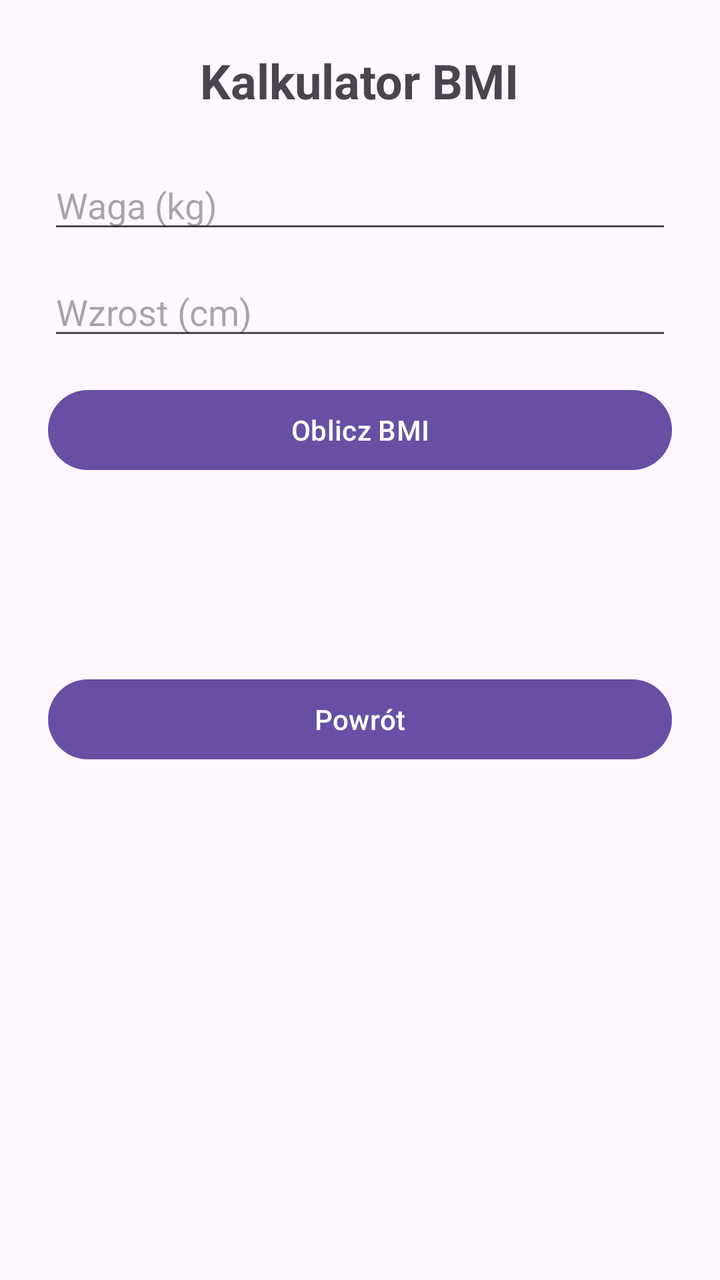
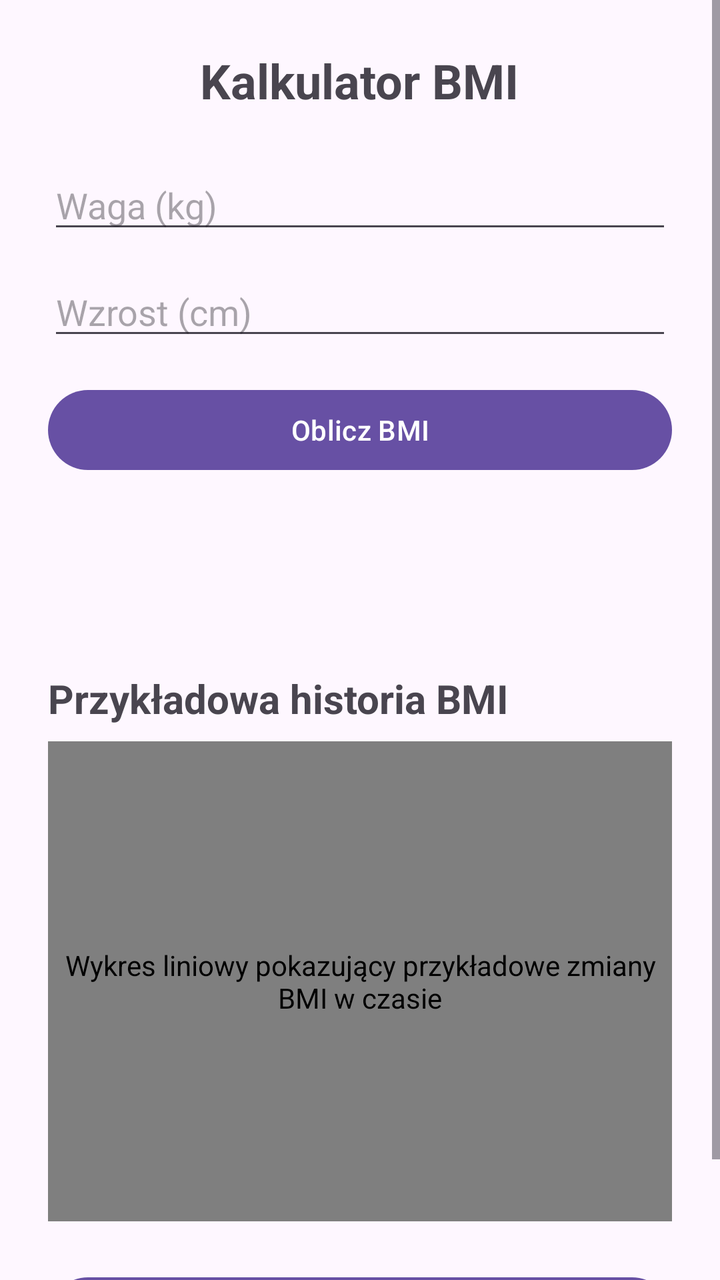

Compare the two renders of this Android layout. The source of the first and the diff that turns it into the second are given below.
<!-- AndroidManifest.xml: application theme Theme.ZadanieBMI -->
<!-- res/layout/activity_bmi.xml -->
<?xml version="1.0" encoding="utf-8"?>
<LinearLayout xmlns:android="http://schemas.android.com/apk/res/android"
    android:layout_width="match_parent"
    android:layout_height="match_parent"
    android:orientation="vertical"
    android:padding="24dp"
    android:gravity="center_horizontal">

    <TextView
        android:layout_width="wrap_content"
        android:layout_height="wrap_content"
        android:text="Kalkulator BMI"
        android:textSize="24sp"
        android:textStyle="bold"
        android:layout_marginBottom="24dp" />

    <EditText
        android:id="@+id/editWeight"
        android:layout_width="match_parent"
        android:layout_height="wrap_content"
        android:hint="Waga (kg)"
        android:inputType="numberDecimal"
        android:layout_marginBottom="12dp" />

    <EditText
        android:id="@+id/editHeight"
        android:layout_width="match_parent"
        android:layout_height="wrap_content"
        android:hint="Wzrost (cm)"
        android:inputType="numberDecimal"
        android:layout_marginBottom="16dp" />

    <Button
        android:id="@+id/buttonCalculateBmi"
        android:layout_width="match_parent"
        android:layout_height="wrap_content"
        android:text="Oblicz BMI"
        android:layout_marginBottom="16dp" />

    <TextView
        android:id="@+id/textBmiResult"
        android:layout_width="wrap_content"
        android:layout_height="wrap_content"
        android:textSize="18sp"
        android:layout_marginBottom="8dp" />

    <TextView
        android:id="@+id/textBmiInterpretation"
        android:layout_width="wrap_content"
        android:layout_height="wrap_content"
        android:textSize="18sp"
        android:layout_marginBottom="24dp" />

    <Button
        android:id="@+id/buttonBackFromBmi"
        android:layout_width="match_parent"
        android:layout_height="wrap_content"
        android:text="Powrót" />

</LinearLayout>
<!-- resources referenced by this layout -->
<resources>
  <style name="Theme.ZadanieBMI" parent="Base.Theme.ZadanieBMI" />
  <style name="Base.Theme.ZadanieBMI" parent="Theme.Material3.DayNight.NoActionBar">
          
          
      </style>
</resources>

<!-- the commit's change to res/layout/activity_bmi.xml (unified diff, before → after) -->
@@ -1,60 +1,82 @@
 <?xml version="1.0" encoding="utf-8"?>
-<LinearLayout xmlns:android="http://schemas.android.com/apk/res/android"
+<ScrollView xmlns:android="http://schemas.android.com/apk/res/android"
     android:layout_width="match_parent"
-    android:layout_height="match_parent"
-    android:orientation="vertical"
-    android:padding="24dp"
-    android:gravity="center_horizontal">
+    android:layout_height="match_parent">
 
-    <TextView
-        android:layout_width="wrap_content"
-        android:layout_height="wrap_content"
-        android:text="Kalkulator BMI"
-        android:textSize="24sp"
-        android:textStyle="bold"
-        android:layout_marginBottom="24dp" />
-
-    <EditText
-        android:id="@+id/editWeight"
+    <LinearLayout
         android:layout_width="match_parent"
         android:layout_height="wrap_content"
-        android:hint="Waga (kg)"
-        android:inputType="numberDecimal"
-        android:layout_marginBottom="12dp" />
+        android:gravity="center_horizontal"
+        android:orientation="vertical"
+        android:padding="24dp">
 
-    <EditText
-        android:id="@+id/editHeight"
-        android:layout_width="match_parent"
-        android:layout_height="wrap_content"
-        android:hint="Wzrost (cm)"
-        android:inputType="numberDecimal"
-        android:layout_marginBottom="16dp" />
+        <TextView
+            android:layout_width="wrap_content"
+            android:layout_height="wrap_content"
+            android:layout_marginBottom="24dp"
+            android:text="@string/bmi_title"
+            android:textSize="24sp"
+            android:textStyle="bold" />
 
-    <Button
-        android:id="@+id/buttonCalculateBmi"
-        android:layout_width="match_parent"
-        android:layout_height="wrap_content"
-        android:text="Oblicz BMI"
-        android:layout_marginBottom="16dp" />
+        <EditText
+            android:id="@+id/editWeight"
+            android:layout_width="match_parent"
+            android:layout_height="wrap_content"
+            android:layout_marginBottom="12dp"
+            android:hint="@string/weight"
+            android:importantForAutofill="no"
+            android:inputType="numberDecimal" />
 
-    <TextView
-        android:id="@+id/textBmiResult"
-        android:layout_width="wrap_content"
-        android:layout_height="wrap_content"
-        android:textSize="18sp"
-        android:layout_marginBottom="8dp" />
+        <EditText
+            android:id="@+id/editHeight"
+            android:layout_width="match_parent"
+            android:layout_height="wrap_content"
+            android:layout_marginBottom="16dp"
+            android:hint="@string/height"
+            android:importantForAutofill="no"
+            android:inputType="numberDecimal" />
 
-    <TextView
-        android:id="@+id/textBmiInterpretation"
-        android:layout_width="wrap_content"
-        android:layout_height="wrap_content"
-        android:textSize="18sp"
-        android:layout_marginBottom="24dp" />
+        <Button
+            android:id="@+id/buttonCalculateBmi"
+            android:layout_width="match_parent"
+            android:layout_height="wrap_content"
+            android:layout_marginBottom="16dp"
+            android:text="@string/calculate_bmi" />
 
-    <Button
-        android:id="@+id/buttonBackFromBmi"
-        android:layout_width="match_parent"
-        android:layout_height="wrap_content"
-        android:text="Powrót" />
+        <TextView
+            android:id="@+id/textBmiResult"
+            android:layout_width="wrap_content"
+            android:layout_height="wrap_content"
+            android:layout_marginBottom="8dp"
+            android:textSize="18sp" />
 
-</LinearLayout>
+        <TextView
+            android:id="@+id/textBmiInterpretation"
+            android:layout_width="wrap_content"
+            android:layout_height="wrap_content"
+            android:layout_marginBottom="24dp"
+            android:textSize="18sp" />
+
+        <TextView
+            android:layout_width="match_parent"
+            android:layout_height="wrap_content"
+            android:layout_marginBottom="8dp"
+            android:text="@string/bmi_chart_title"
+            android:textSize="20sp"
+            android:textStyle="bold" />
+
+        <com.example.zadaniebmi.BmiChartView
+            android:id="@+id/bmiChart"
+            android:layout_width="match_parent"
+            android:layout_height="240dp"
+            android:layout_marginBottom="24dp"
+            android:contentDescription="@string/bmi_chart_description" />
+
+        <Button
+            android:id="@+id/buttonBackFromBmi"
+            android:layout_width="match_parent"
+            android:layout_height="wrap_content"
+            android:text="@string/back" />
+
+    </LinearLayout>
+</ScrollView>
<!-- resource entries referenced after the edit -->
@@ -1,6 +1,17 @@
 <!-- resources referenced by this layout -->
 <resources>
-  <style name="Theme.ZadanieBMI" parent="Base.Theme.ZadanieBMI" />
+  <string name="back">Powrót</string>
+  <string name="bmi_chart_description">Wykres liniowy pokazujący przykładowe zmiany BMI w czasie</string>
+  <string name="bmi_chart_title">Przykładowa historia BMI</string>
+  <string name="bmi_title">Kalkulator BMI</string>
+  <string name="calculate_bmi">Oblicz BMI</string>
+  <string name="height">Wzrost (cm)</string>
+  <string name="weight">Waga (kg)</string>
+  <style name="Theme.ZadanieBMI" parent="Base.Theme.ZadanieBMI">
+          <item name="android:navigationBarColor">@android:color/transparent</item>
+          <item name="android:statusBarColor">@android:color/transparent</item>
+          <item name="android:windowLightStatusBar">?attr/isLightTheme</item>
+      </style>
   <style name="Base.Theme.ZadanieBMI" parent="Theme.Material3.DayNight.NoActionBar">
           
           
